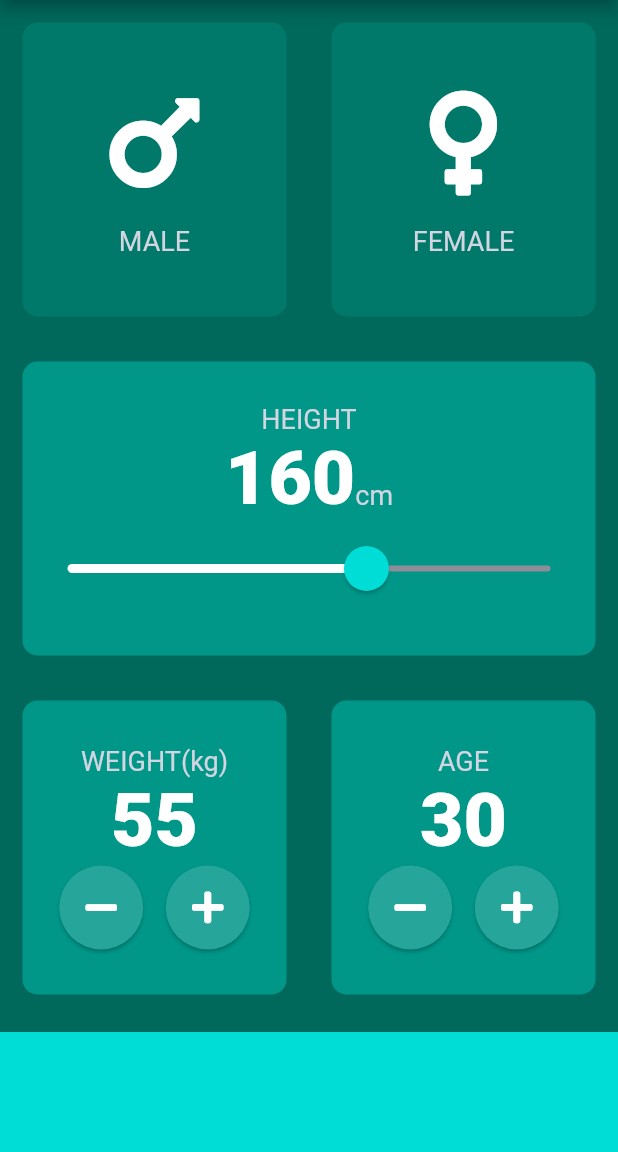
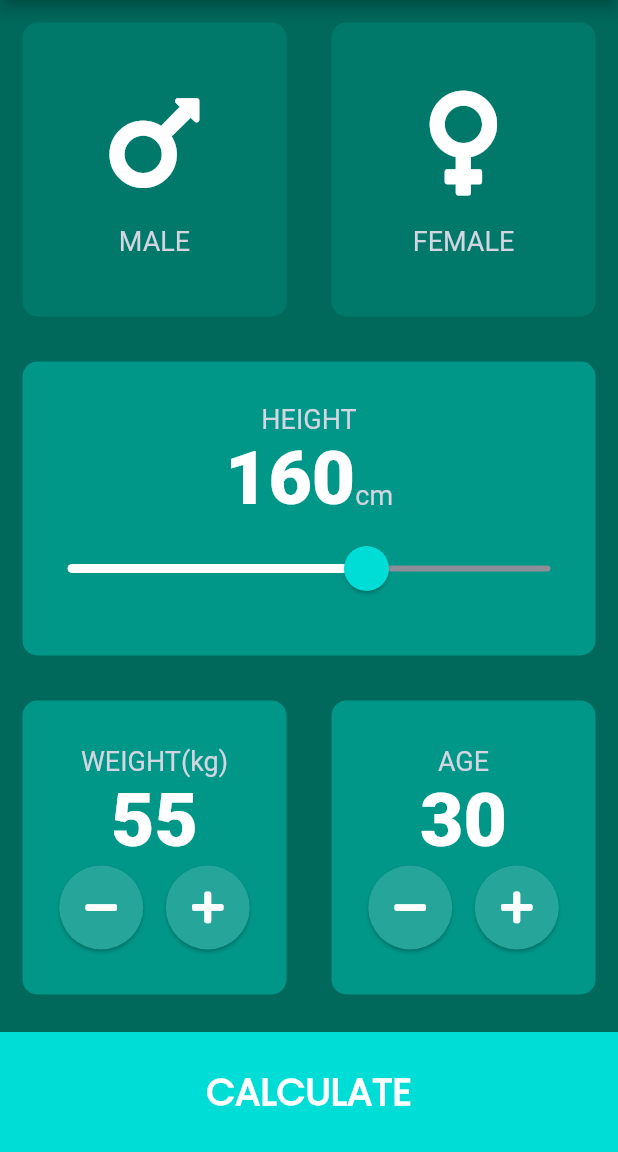
Before and after one commit to vutfiq01/mi_flash_card, a Flutter app: the BmiCalculatorApp screen opened directly, on a phone screen of 412 x 824 dp, the part 84-1236 px from its top. Run offline on Flutter 3.47's test engine with Material 2 defaults, Android fonts, the phone set to English and light mode, and no system bars; our stand-ins replace audioplayers, font_awesome_flutter, rflutter_alert.

Commit message:
evening break

```diff
--- a/lib/bmi_calculator_app.dart
+++ b/lib/bmi_calculator_app.dart
@@ -1,5 +1,6 @@
 import 'package:flutter/material.dart';
 import 'package:font_awesome_flutter/font_awesome_flutter.dart';
+import 'package:mi_flash_card/bmiCalculatorAppComponents/bmi_result_page.dart';
 import 'package:mi_flash_card/widget/navigation_drawer.dart';
 import 'bmiCalculatorAppComponents/bmiapp_constants.dart';
 import 'bmiCalculatorAppComponents/reusable_card.dart';
@@ -211,11 +212,29 @@ class _BmiCalculatorAppState extends State<BmiCalculatorApp> {
               ],
             ),
           ),
-          Container(
-            color: kBottomContainerColor,
-            margin: const EdgeInsets.only(top: 10.0),
-            width: double.infinity,
-            height: kBottomContainerHeight,
+          GestureDetector(
+            onTap: () {
+              Navigator.push(context, MaterialPageRoute(builder: (context) {
+                return const BMIResultPage();
+              }));
+            },
+            child: Container(
+              color: kBottomContainerColor,
+              margin: const EdgeInsets.only(top: 10.0),
+              width: double.infinity,
+              height: kBottomContainerHeight,
+              child: const Center(
+                child: Text(
+                  'CALCULATE',
+                  style: TextStyle(
+                    color: Colors.white,
+                    fontSize: 25,
+                    fontWeight: FontWeight.w600,
+                    fontFamily: 'Poppins',
+                  ),
+                ),
+              ),
+            ),
           )
         ],
       ),
```
Also changed, not shown: lib/bmiCalculatorAppComponents/bmi_result_page.dart (added, +16 -0 lines).
